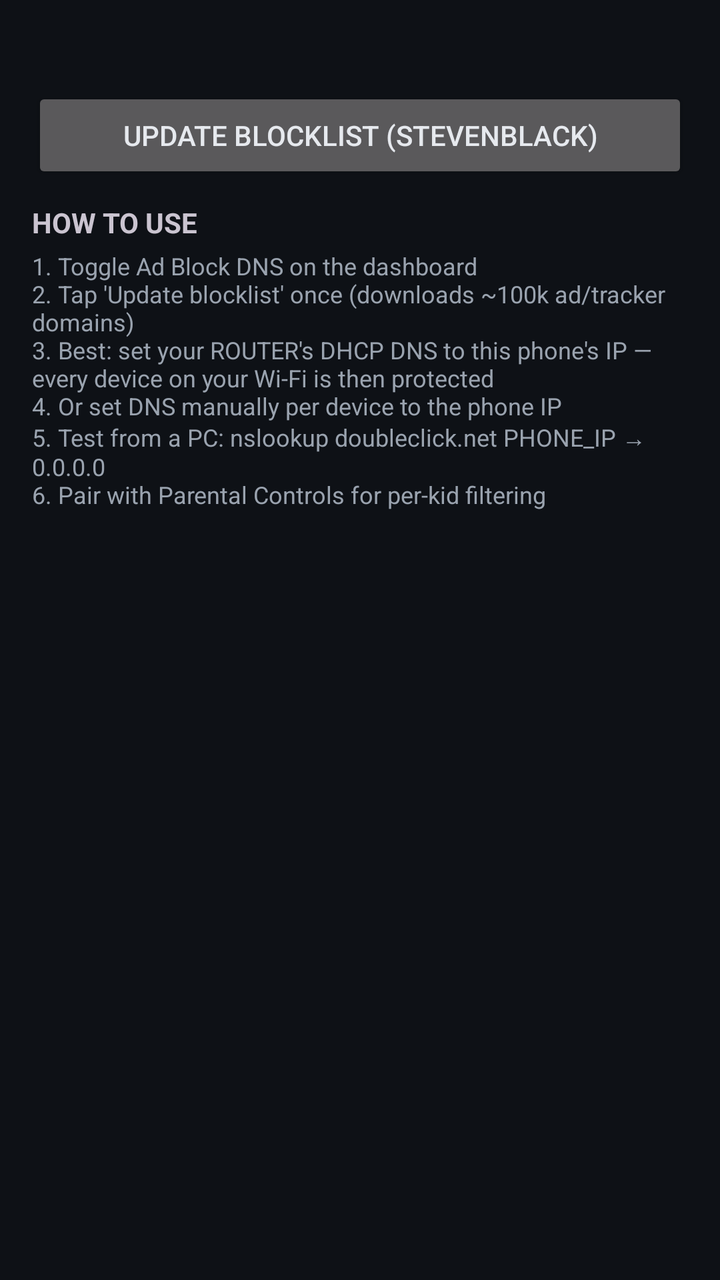
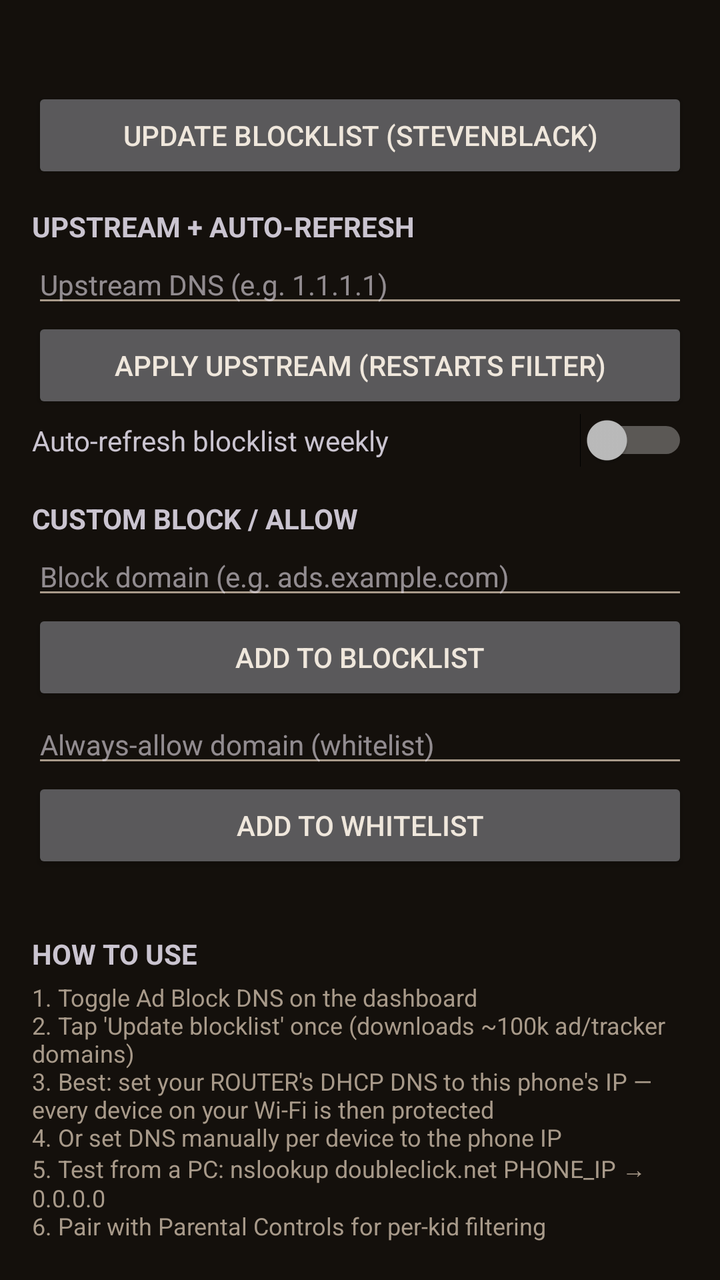

Screens rendered from an Android XML layout before and after an edit, with the pre-edit source and the edit as a unified diff.
<!-- AndroidManifest.xml: application theme Theme.App -->
<!-- res/layout/activity_adblock.xml -->
<?xml version="1.0" encoding="utf-8"?>
<ScrollView xmlns:android="http://schemas.android.com/apk/res/android"
    android:layout_width="match_parent"
    android:layout_height="match_parent">

    <LinearLayout
        android:layout_width="match_parent"
        android:layout_height="wrap_content"
        android:orientation="vertical"
        android:padding="16dp">

        <TextView
            android:id="@+id/textAdblock"
            android:layout_width="match_parent"
            android:layout_height="wrap_content"
            android:textSize="13sp"
            android:fontFamily="monospace"
            android:textIsSelectable="true"/>

        <Button
            android:id="@+id/buttonUpdateList"
            android:layout_width="match_parent"
            android:layout_height="wrap_content"
            android:layout_marginTop="10dp"
            android:text="Update blocklist (StevenBlack)"/>

        <TextView
            android:layout_width="match_parent"
            android:layout_height="wrap_content"
            android:layout_marginTop="10dp"
            android:text="HOW TO USE"
            android:textStyle="bold"/>

        <TextView
            android:layout_width="match_parent"
            android:layout_height="wrap_content"
            android:layout_marginTop="4dp"
            android:textSize="12sp"
            android:text="1. Toggle Ad Block DNS on the dashboard\n2. Tap 'Update blocklist' once (downloads ~100k ad/tracker domains)\n3. Best: set your ROUTER's DHCP DNS to this phone's IP — every device on your Wi-Fi is then protected\n4. Or set DNS manually per device to the phone IP\n5. Test from a PC: nslookup doubleclick.net PHONE_IP → 0.0.0.0\n6. Pair with Parental Controls for per-kid filtering"
            android:textColor="?android:attr/textColorSecondary"/>
    </LinearLayout>
</ScrollView>
<!-- resources referenced by this layout -->
<resources>
  <style name="Theme.App" parent="Theme.Material3.Dark.NoActionBar">
          <item name="android:colorBackground">#0E1116</item>
          <item name="colorSurface">#171C24</item>
          <item name="colorPrimary">#4CAF93</item>
          <item name="colorOnPrimary">#06231C</item>
          <item name="android:statusBarColor">#0E1116</item>
          <item name="android:navigationBarColor">#0E1116</item>
          <item name="android:textColorPrimary">#E6E9EE</item>
          <item name="android:textColorSecondary">#9AA3AF</item>
      </style>
</resources>

<!-- the commit's change to res/layout/activity_adblock.xml (unified diff, before → after) -->
@@ -27,6 +27,87 @@
         <TextView
             android:layout_width="match_parent"
             android:layout_height="wrap_content"
+            android:layout_marginTop="12dp"
+            android:text="UPSTREAM + AUTO-REFRESH"
+            android:textStyle="bold"/>
+
+        <EditText
+            android:id="@+id/etUpstream"
+            android:layout_width="match_parent"
+            android:layout_height="wrap_content"
+            android:hint="Upstream DNS (e.g. 1.1.1.1)"
+            android:inputType="text"
+            android:textSize="14sp"/>
+
+        <Button
+            android:id="@+id/buttonApplyUpstream"
+            android:layout_width="match_parent"
+            android:layout_height="wrap_content"
+            android:text="Apply upstream (restarts filter)"/>
+
+        <LinearLayout
+            android:layout_width="match_parent"
+            android:layout_height="wrap_content"
+            android:orientation="horizontal"
+            android:gravity="center_vertical"
+            android:layout_marginBottom="8dp">
+            <TextView
+                android:layout_width="0dp"
+                android:layout_height="wrap_content"
+                android:layout_weight="1"
+                android:text="Auto-refresh blocklist weekly"/>
+            <Switch
+                android:id="@+id/swAutoRefresh"
+                android:layout_width="wrap_content"
+                android:layout_height="wrap_content"/>
+        </LinearLayout>
+
+        <TextView
+            android:layout_width="match_parent"
+            android:layout_height="wrap_content"
+            android:text="CUSTOM BLOCK / ALLOW"
+            android:textStyle="bold"
+            android:layout_marginTop="8dp"/>
+
+        <EditText
+            android:id="@+id/etCustomBlock"
+            android:layout_width="match_parent"
+            android:layout_height="wrap_content"
+            android:hint="Block domain (e.g. ads.example.com)"
+            android:inputType="text"
+            android:textSize="14sp"/>
+
+        <Button
+            android:id="@+id/buttonAddBlock"
+            android:layout_width="match_parent"
+            android:layout_height="wrap_content"
+            android:text="Add to blocklist"/>
+
+        <EditText
+            android:id="@+id/etAllow"
+            android:layout_width="match_parent"
+            android:layout_height="wrap_content"
+            android:hint="Always-allow domain (whitelist)"
+            android:inputType="text"
+            android:textSize="14sp"/>
+
+        <Button
+            android:id="@+id/buttonAddAllow"
+            android:layout_width="match_parent"
+            android:layout_height="wrap_content"
+            android:text="Add to whitelist"/>
+
+        <TextView
+            android:id="@+id/textCustomLists"
+            android:layout_width="match_parent"
+            android:layout_height="wrap_content"
+            android:layout_marginTop="6dp"
+            android:textSize="11sp"
+            android:fontFamily="monospace"/>
+
+        <TextView
+            android:layout_width="match_parent"
+            android:layout_height="wrap_content"
             android:layout_marginTop="10dp"
             android:text="HOW TO USE"
             android:textStyle="bold"/>
<!-- resource entries referenced after the edit -->
@@ -1,14 +1,14 @@
 <!-- resources referenced by this layout -->
 <resources>
   <style name="Theme.App" parent="Theme.Material3.Dark.NoActionBar">
-          <item name="android:colorBackground">#0E1116</item>
-          <item name="colorSurface">#171C24</item>
-          <item name="colorPrimary">#4CAF93</item>
-          <item name="colorOnPrimary">#06231C</item>
-          <item name="android:statusBarColor">#0E1116</item>
-          <item name="android:navigationBarColor">#0E1116</item>
-          <item name="android:textColorPrimary">#E6E9EE</item>
-          <item name="android:textColorSecondary">#9AA3AF</item>
+          <item name="android:colorBackground">#14100C</item>
+          <item name="colorSurface">#1E1812</item>
+          <item name="colorPrimary">#C8A882</item>
+          <item name="colorOnPrimary">#2B1D10</item>
+          <item name="android:statusBarColor">#14100C</item>
+          <item name="android:navigationBarColor">#14100C</item>
+          <item name="android:textColorPrimary">#EFE7DC</item>
+          <item name="android:textColorSecondary">#A89A8A</item>
       </style>
 </resources>
 
